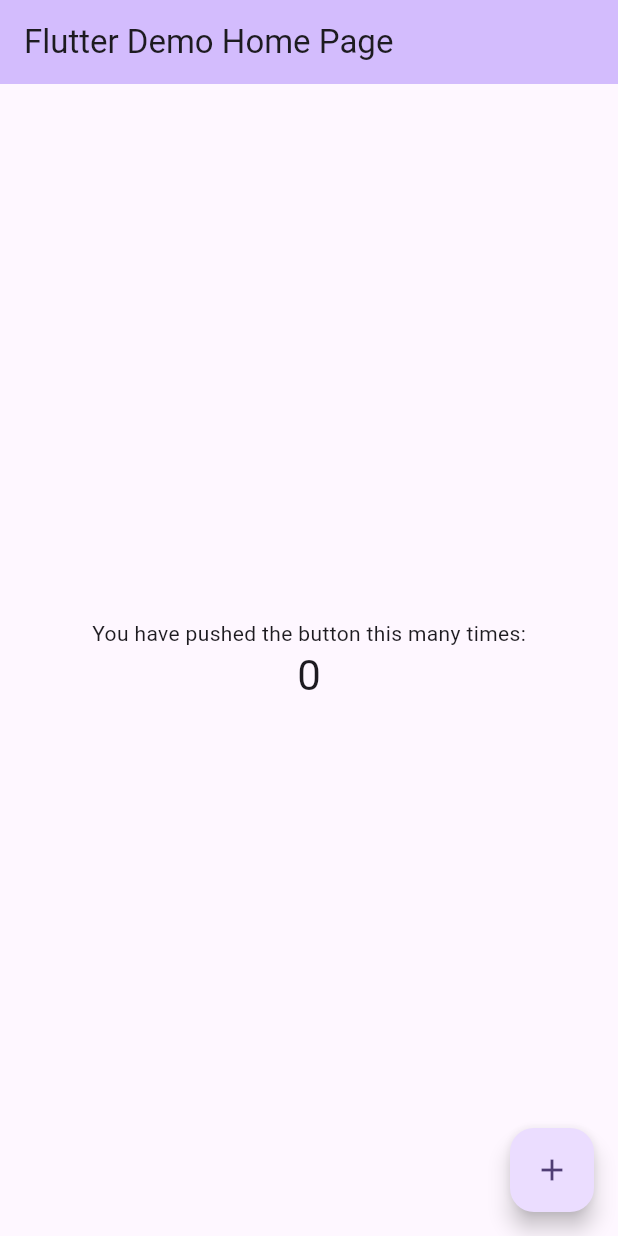
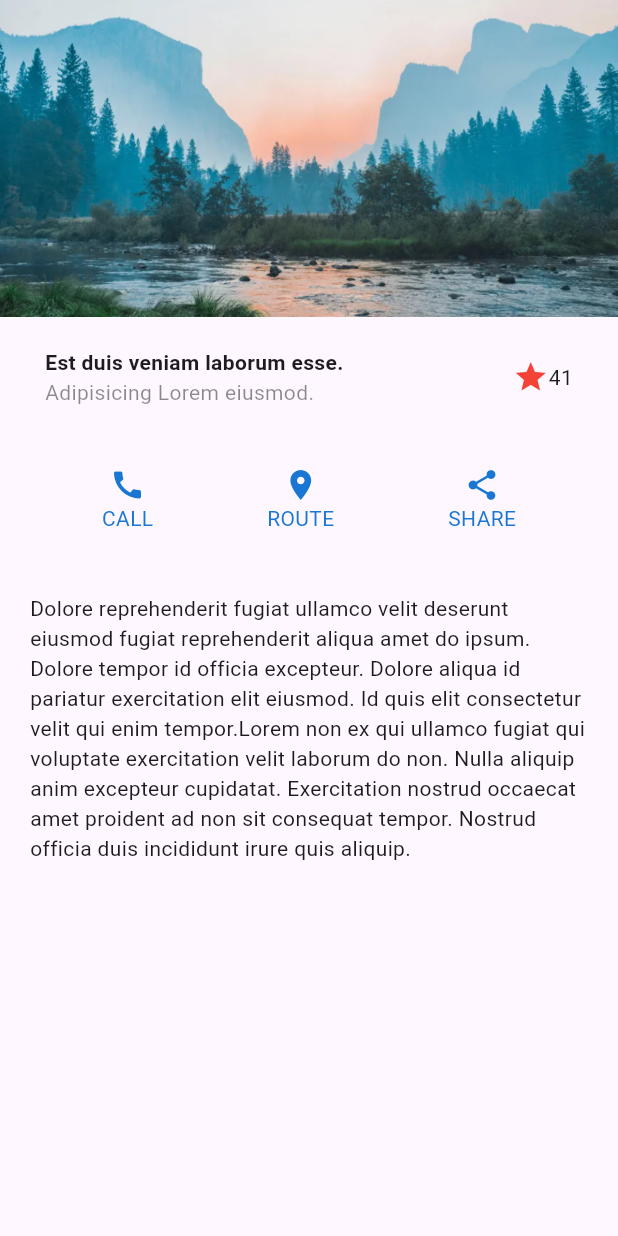
Before and after one commit to OscarDev13/disenios_app, a Flutter app: the screen it shows after launch, on a phone screen of 412 x 824 dp. Run offline on Flutter 3.47's test engine with Material 3 defaults, Android fonts, the phone set to English and light mode, and no system bars.

Commit message:
Adding first design

```diff
--- a/lib/main.dart
+++ b/lib/main.dart
@@ -1,125 +1,21 @@
+import 'package:disenios/screens/basic_design.dart';
 import 'package:flutter/material.dart';
 
-void main() {
-  runApp(const MyApp());
-}
+void main() => runApp(const MyApp());
 
 class MyApp extends StatelessWidget {
   const MyApp({super.key});
 
-  // This widget is the root of your application.
   @override
   Widget build(BuildContext context) {
     return MaterialApp(
-      title: 'Flutter Demo',
-      theme: ThemeData(
-        // This is the theme of your application.
-        //
-        // TRY THIS: Try running your application with "flutter run". You'll see
-        // the application has a blue toolbar. Then, without quitting the app,
-        // try changing the seedColor in the colorScheme below to Colors.green
-        // and then invoke "hot reload" (save your changes or press the "hot
-        // reload" button in a Flutter-supported IDE, or press "r" if you used
-        // the command line to start the app).
-        //
-        // Notice that the counter didn't reset back to zero; the application
-        // state is not lost during the reload. To reset the state, use hot
-        // restart instead.
-        //
-        // This works for code too, not just values: Most code changes can be
-        // tested with just a hot reload.
-        colorScheme: ColorScheme.fromSeed(seedColor: Colors.deepPurple),
-        useMaterial3: true,
-      ),
-      home: const MyHomePage(title: 'Flutter Demo Home Page'),
+      title: 'Material App',
+      debugShowCheckedModeBanner: false,
+      // home: ,
+      initialRoute: 'basic_design',
+      routes: {
+        'basic_design' : ( _ ) => const BasicDesignScreen()
+      },
     );
   }
 }
-
-class MyHomePage extends StatefulWidget {
-  const MyHomePage({super.key, required this.title});
-
-  // This widget is the home page of your application. It is stateful, meaning
-  // that it has a State object (defined below) that contains fields that affect
-  // how it looks.
-
-  // This class is the configuration for the state. It holds the values (in this
-  // case the title) provided by the parent (in this case the App widget) and
-  // used by the build method of the State. Fields in a Widget subclass are
-  // always marked "final".
-
-  final String title;
-
-  @override
-  State<MyHomePage> createState() => _MyHomePageState();
-}
-
-class _MyHomePageState extends State<MyHomePage> {
-  int _counter = 0;
-
-  void _incrementCounter() {
-    setState(() {
-      // This call to setState tells the Flutter framework that something has
-      // changed in this State, which causes it to rerun the build method below
-      // so that the display can reflect the updated values. If we changed
-      // _counter without calling setState(), then the build method would not be
-      // called again, and so nothing would appear to happen.
-      _counter++;
-    });
-  }
-
-  @override
-  Widget build(BuildContext context) {
-    // This method is rerun every time setState is called, for instance as done
-    // by the _incrementCounter method above.
-    //
-    // The Flutter framework has been optimized to make rerunning build methods
-    // fast, so that you can just rebuild anything that needs updating rather
-    // than having to individually change instances of widgets.
-    return Scaffold(
-      appBar: AppBar(
-        // TRY THIS: Try changing the color here to a specific color (to
-        // Colors.amber, perhaps?) and trigger a hot reload to see the AppBar
-        // change color while the other colors stay the same.
-        backgroundColor: Theme.of(context).colorScheme.inversePrimary,
-        // Here we take the value from the MyHomePage object that was created by
-        // the App.build method, and use it to set our appbar title.
-        title: Text(widget.title),
-      ),
-      body: Center(
-        // Center is a layout widget. It takes a single child and positions it
-        // in the middle of the parent.
-        child: Column(
-          // Column is also a layout widget. It takes a list of children and
-          // arranges them vertically. By default, it sizes itself to fit its
-          // children horizontally, and tries to be as tall as its parent.
-          //
-          // Column has various properties to control how it sizes itself and
-          // how it positions its children. Here we use mainAxisAlignment to
-          // center the children vertically; the main axis here is the vertical
-          // axis because Columns are vertical (the cross axis would be
-          // horizontal).
-          //
-          // TRY THIS: Invoke "debug painting" (choose the "Toggle Debug Paint"
-          // action in the IDE, or press "p" in the console), to see the
-          // wireframe for each widget.
-          mainAxisAlignment: MainAxisAlignment.center,
-          children: <Widget>[
-            const Text(
-              'You have pushed the button this many times:',
-            ),
-            Text(
-              '$_counter',
-              style: Theme.of(context).textTheme.headlineMedium,
-            ),
-          ],
-        ),
-      ),
-      floatingActionButton: FloatingActionButton(
-        onPressed: _incrementCounter,
-        tooltip: 'Increment',
-        child: const Icon(Icons.add),
-      ), // This trailing comma makes auto-formatting nicer for build methods.
-    );
-  }
-}
--- /dev/null
+++ b/lib/screens/basic_design.dart
@@ -0,0 +1,108 @@
+import 'package:flutter/material.dart';
+
+class BasicDesignScreen extends StatelessWidget {
+
+  const BasicDesignScreen({Key? key}) : super(key: key);
+
+  @override
+  Widget build(BuildContext context) {
+    return Scaffold(
+      body: Column(
+        children: [
+          // Imagen
+          Image(image: AssetImage('assets/landscape.png')),
+
+          // Titulo
+          Title(),
+
+          //Button section
+          ButtonSection(),
+
+          // Description
+          Container(
+            margin: EdgeInsets.symmetric(horizontal: 20, vertical: 20),
+            child: Text('Dolore reprehenderit fugiat ullamco velit deserunt eiusmod fugiat reprehenderit aliqua amet do ipsum. Dolore tempor id officia excepteur. Dolore aliqua id pariatur exercitation elit eiusmod. Id quis elit consectetur velit qui enim tempor.Lorem non ex qui ullamco fugiat qui voluptate exercitation velit laborum do non. Nulla aliquip anim excepteur cupidatat. Exercitation nostrud occaecat amet proident ad non sit consequat tempor. Nostrud officia duis incididunt irure quis aliquip.')
+          )
+        ],
+      ),
+    );
+  }
+}
+
+
+class Title extends StatelessWidget {
+  const Title({
+    super.key,
+  });
+
+  @override
+  Widget build(BuildContext context) {
+    return Container(
+      margin: const EdgeInsets.symmetric(horizontal: 30, vertical: 20),
+      child: Row(
+        mainAxisAlignment: MainAxisAlignment.start,
+        children: [
+          const Column(
+            crossAxisAlignment: CrossAxisAlignment.start, // para alinear los elementos de manera horizontal
+            children: [
+              Text('Est duis veniam laborum esse.', style: TextStyle( fontWeight: FontWeight.bold),),
+              Text('Adipisicing Lorem eiusmod.', style: TextStyle( color: Colors.black45),)
+            ],
+          ),
+          Expanded(child: Container()),
+          const Icon(Icons.star, color: Colors.red),
+          const Text('41')
+        ],
+      ),
+    );
+  }
+}
+
+class ButtonSection extends StatelessWidget {
+  const ButtonSection({
+    super.key,
+  });
+
+  @override
+  Widget build(BuildContext context) {
+    return Container(
+      margin: EdgeInsets.symmetric(horizontal: 30, vertical: 10),
+      child: Row(
+        mainAxisAlignment: MainAxisAlignment.spaceAround,
+        children: [
+          // Expanded(child: Container()),
+          ButtonsColumn(icon: Icons.call, description: 'CALL',),
+          // Expanded(child: Container()),
+          ButtonsColumn(icon: Icons.location_on, description: 'ROUTE',),
+          // Expanded(child: Container()),
+          ButtonsColumn(icon: Icons.share, description: 'SHARE',),
+          // Expanded(child: Container()),
+        ],
+      ),
+    );
+  }
+}
+
+class ButtonsColumn extends StatelessWidget {
+  IconData icon;
+  String description;
+   ButtonsColumn({
+    required this.icon,
+    required this.description,
+    super.key,
+  });
+
+  @override
+  Widget build(BuildContext context) {
+    return Container(
+      margin: const EdgeInsets.symmetric(horizontal: 20,vertical: 10),
+      child: Column(
+        // crossAxisAlignment: CrossAxisAlignment.start,
+        children: [
+          Icon(icon,color: Colors.blue[700]),
+          Text(description, style: TextStyle(color: Colors.blue[700]),)
+        ],
+      ),
+    );
+  }
+}
--- a/pubspec.yaml
+++ b/pubspec.yaml
@@ -59,9 +59,9 @@ flutter:
   uses-material-design: true
 
   # To add assets to your application, add an assets section, like this:
-  # assets:
-  #   - images/a_dot_burr.jpeg
-  #   - images/a_dot_ham.jpeg
+  assets:
+    - assets/
+    # - images/a_dot_ham.jpeg
 
   # An image asset can refer to one or more resolution-specific "variants", see
   # https://flutter.dev/assets-and-images/#resolution-aware
```
Also changed, not shown: assets/landscape.png (added).
